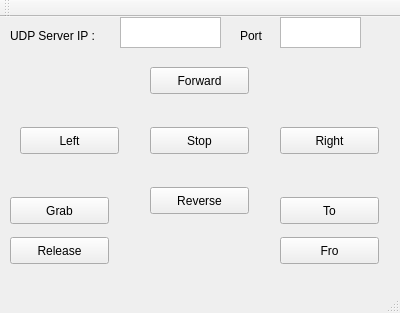
The window that projects/qt/bubbleCommander/mainwindow.ui (bensinghbeno/design-engine) describes before a commit, drawn with Qt 5.
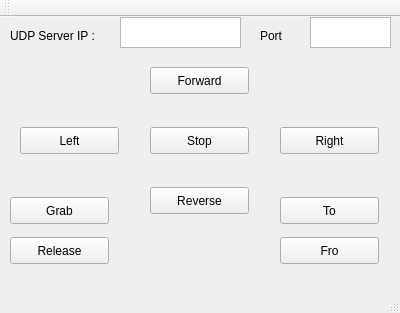
The same window after the commit.

```diff
--- a/projects/qt/bubbleCommander/mainwindow.ui
+++ b/projects/qt/bubbleCommander/mainwindow.ui
@@ -149,7 +149,7 @@
      <rect>
       <x>120</x>
       <y>0</y>
-      <width>101</width>
+      <width>121</width>
       <height>31</height>
      </rect>
     </property>
@@ -157,7 +157,7 @@
    <widget class="QLabel" name="label_2">
     <property name="geometry">
      <rect>
-      <x>240</x>
+      <x>260</x>
       <y>10</y>
       <width>41</width>
       <height>17</height>
@@ -170,7 +170,7 @@
    <widget class="QTextEdit" name="tePort">
     <property name="geometry">
      <rect>
-      <x>280</x>
+      <x>310</x>
       <y>0</y>
       <width>81</width>
       <height>31</height>
```
